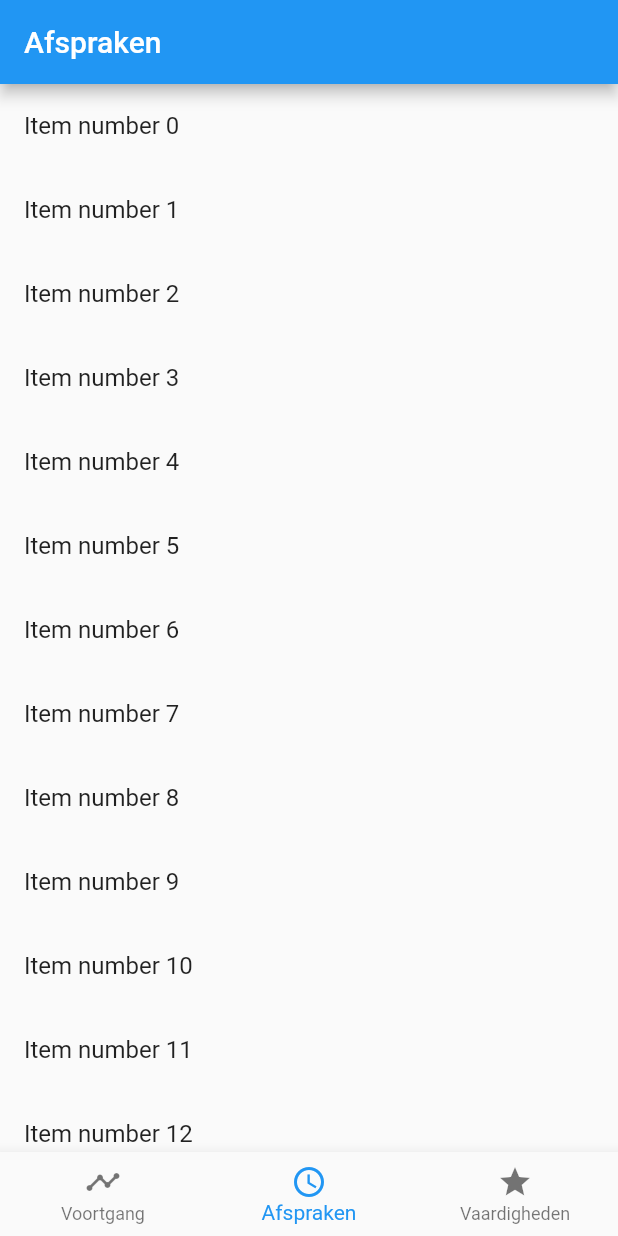
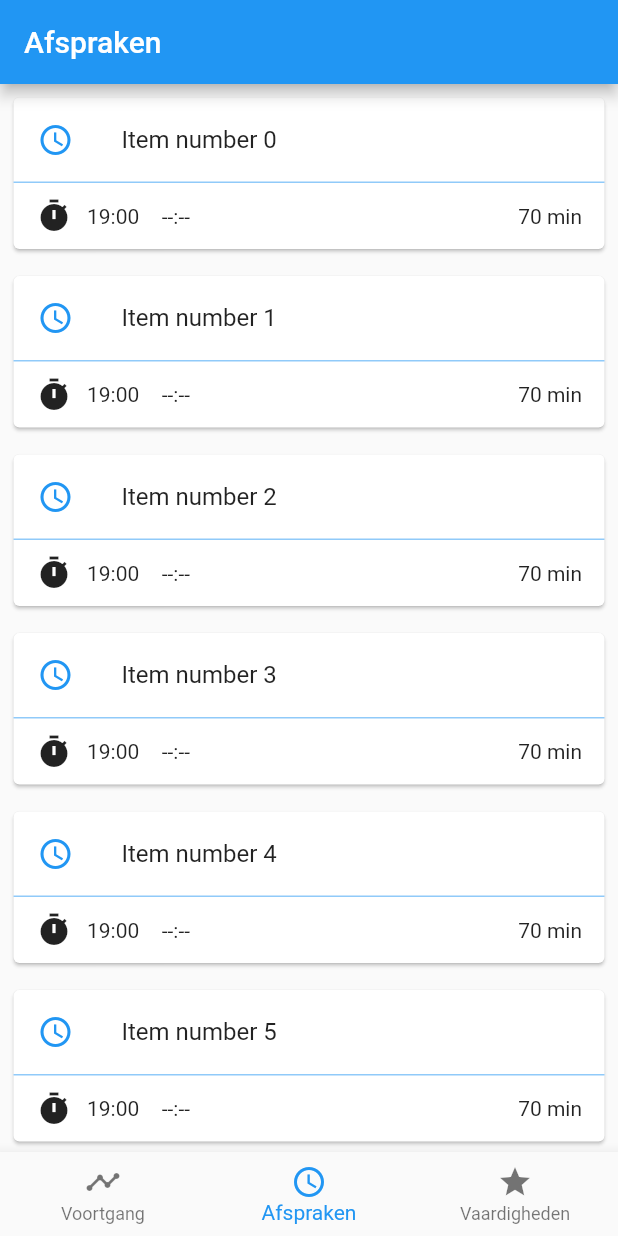
Before and after one commit to shabrany/dlc, a Flutter app: the screen it shows after launch, swiped to page 2, on a phone screen of 412 x 824 dp. Run offline on Flutter 3.47's test engine with Material 2 defaults, Android fonts, the phone set to English and light mode, and no system bars.

Commit message:
Add previous card style

```diff
--- a/lib/ui/lessons.dart
+++ b/lib/ui/lessons.dart
@@ -3,27 +3,13 @@ import 'package:flutter/material.dart';
 class Lessons extends StatefulWidget {
 
   @override
-  State<StatefulWidget> createState() {
-    return new _LessonsState();
-  }
-
-//  @override
-//  Widget build(BuildContext context) {
-//    return new Scaffold(
-//      appBar: AppBar(title: Text('Afspraken')),
-//      body: new Container(
-//        alignment: Alignment.topLeft,
-//        child: Text('Een overzicht van alle lessen'),
-//      ),
-//    );
-
-//  }
+  State<StatefulWidget> createState() => new _LessonsState();
 }
 
 
 class _LessonsState extends State<Lessons> {
 
-  final List _lessons = List.generate(1000, (i) => "Item number $i");
+  final List _lessons = List.generate(30, (i) => "Item number $i");
 
   @override
   Widget build(BuildContext context) {
@@ -37,11 +23,43 @@ class _LessonsState extends State<Lessons> {
     return new ListView.builder(
       itemCount: _lessons.length,
       itemBuilder: (BuildContext context, int index) {
-        return ListTile(
-          title: Text(_lessons[index]),
-        );
+        return _buildAppointmentItem(index);
       }
     );
+  }
+
+  Widget _buildAppointmentItem(int index) {
+    return new Padding(
+      padding: new EdgeInsets.all(5.0),
+      child: Card(
+        child: Column(
+          children: <Widget>[
+            ListTile(
+                leading: Icon(Icons.access_time, color: Colors.blue),
+                title: Text(_lessons[index])
+            ),
+            Container(
+              decoration: BoxDecoration(border: Border( top: BorderSide(color: Colors.blue[200]))),
+              padding: const EdgeInsets.fromLTRB(15.0, 10.0, 15.0, 10.0),
+              child: Row(
+                children: <Widget>[
+
+                  Icon(Icons.timer),
+                  Container(width: 10.0),
+                  Text('19:00'),
+                  Container(width: 15.0),
+                  Text('--:--'),
+
+                  Expanded(
+                    child: Text('70 min', textAlign: TextAlign.right),
+                  )
+                ],
+              ),
+            )
+          ],
+        )
+      ),
+    );//Card(child: Text(_lessons[index]));
   }
 
 
```
